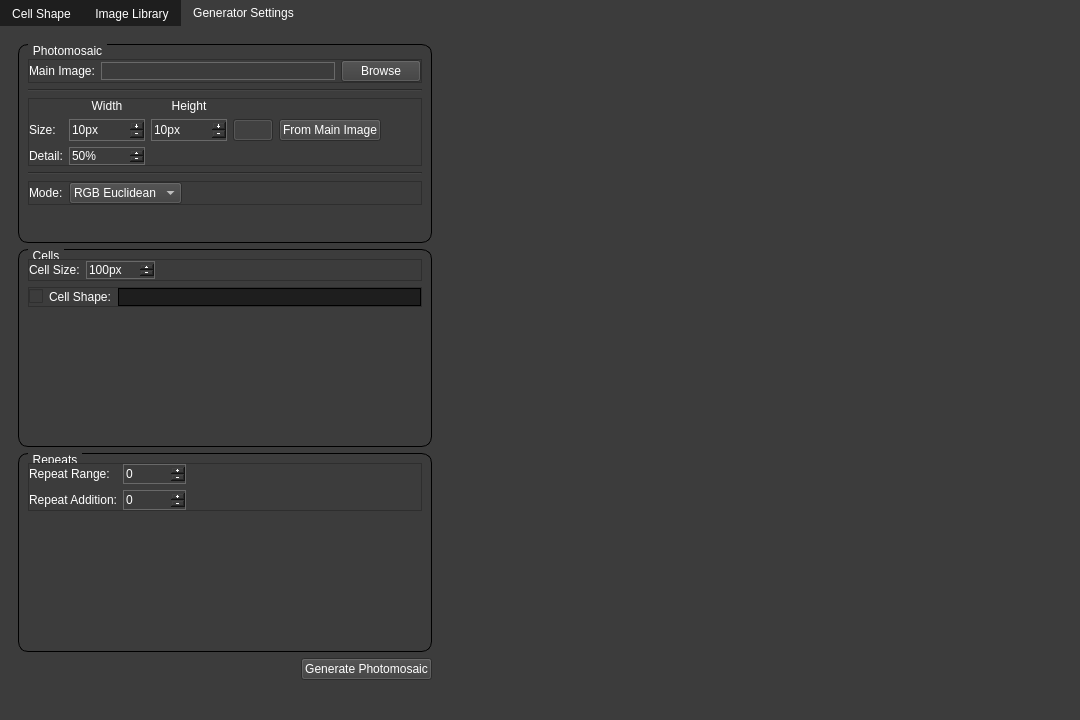
Before: the Qt Designer form mainwindow.ui in MorganGrundy/MosaicMagnifique, drawn with Qt 5.
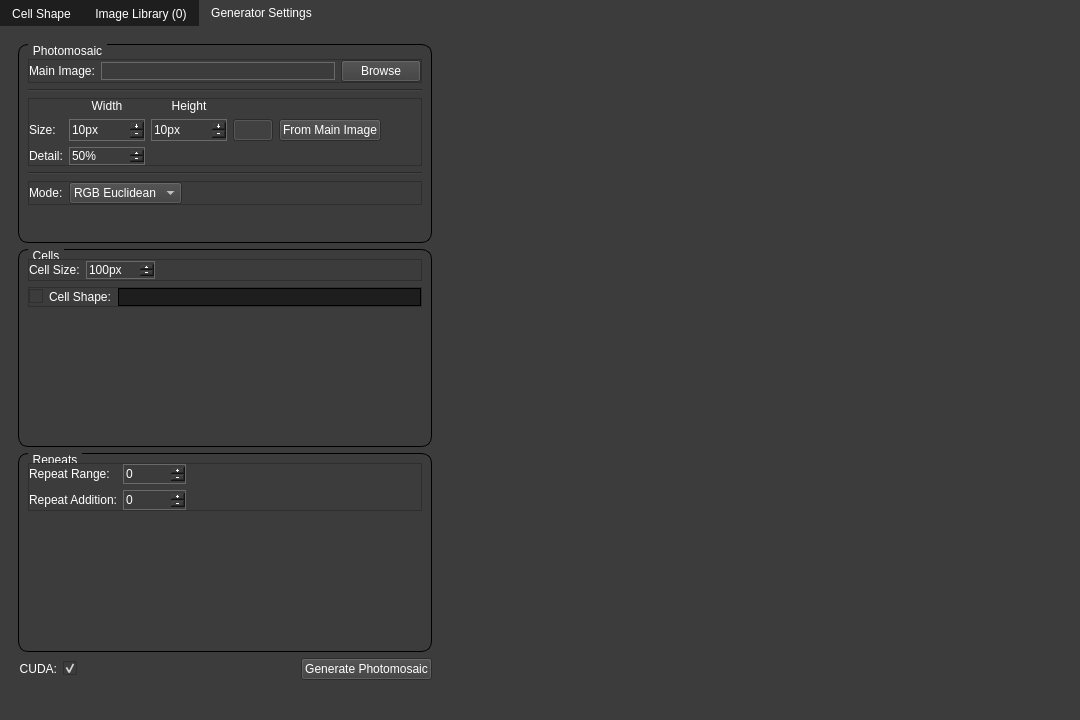
After: the same form once the commit is applied. Icons and pictures are not drawn. Custom widgets are drawn as their Qt base class.

Commit message:
Added checkbox to control CUDA usage.
Moved library image count from status bar to tab widget text (moved to
allow for tooltips).

Added tooltip and whatsThis for CUDA checkbox.

What changed in the file:
```diff
--- a/mainwindow.ui
+++ b/mainwindow.ui
@@ -475,7 +475,7 @@
         <string notr="true"/>
        </property>
        <attribute name="title">
-        <string>Image Library</string>
+        <string>Image Library (0)</string>
        </attribute>
        <layout class="QVBoxLayout" name="verticalLayout_3">
         <item>
@@ -1516,6 +1516,27 @@
             </layout>
            </widget>
           </item>
+          <item>
+           <layout class="QHBoxLayout" name="groupGenerate">
+            <item alignment="Qt::AlignRight">
+             <widget class="QCheckBox" name="checkCUDA">
+              <property name="statusTip">
+               <string>Controls CUDA usage</string>
+              </property>
+              <property name="whatsThis">
+               <string>&lt;html&gt;&lt;head/&gt;&lt;body&gt;&lt;p&gt;Enabling CUDA allows a GPU to be used to generate the Photomosaic.&lt;/p&gt;&lt;p&gt;This will generally result in much faster results, depending on your system.&lt;/p&gt;&lt;/body&gt;&lt;/html&gt;</string>
+              </property>
+              <property name="layoutDirection">
+               <enum>Qt::RightToLeft</enum>
+              </property>
+              <property name="text">
+               <string>CUDA:</string>
+              </property>
+              <property name="checked">
+               <bool>true</bool>
+              </property>
+             </widget>
+            </item>
           <item alignment="Qt::AlignRight">
            <widget class="QPushButton" name="buttonGenerate">
             <property name="sizePolicy">
@@ -1531,6 +1552,8 @@
              <string>Generate Photomosaic</string>
             </property>
            </widget>
+            </item>
+           </layout>
           </item>
          </layout>
         </item>
```
Lines whose indentation alone changed are shown as unchanged. The commit also changes 4 other files.
